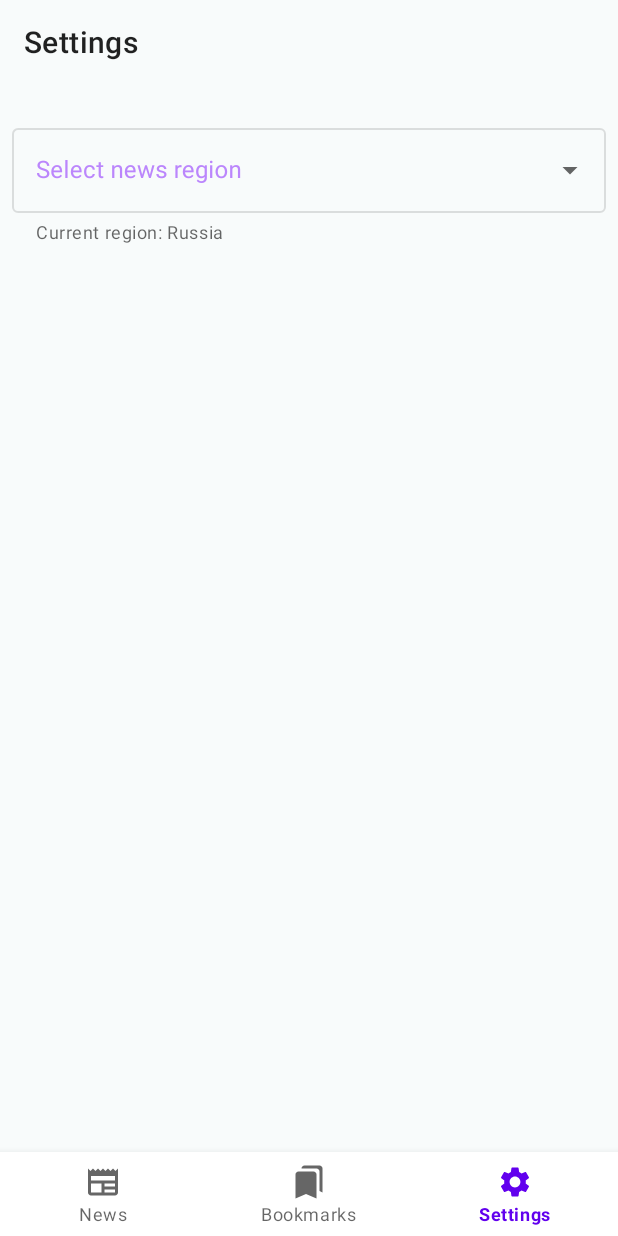
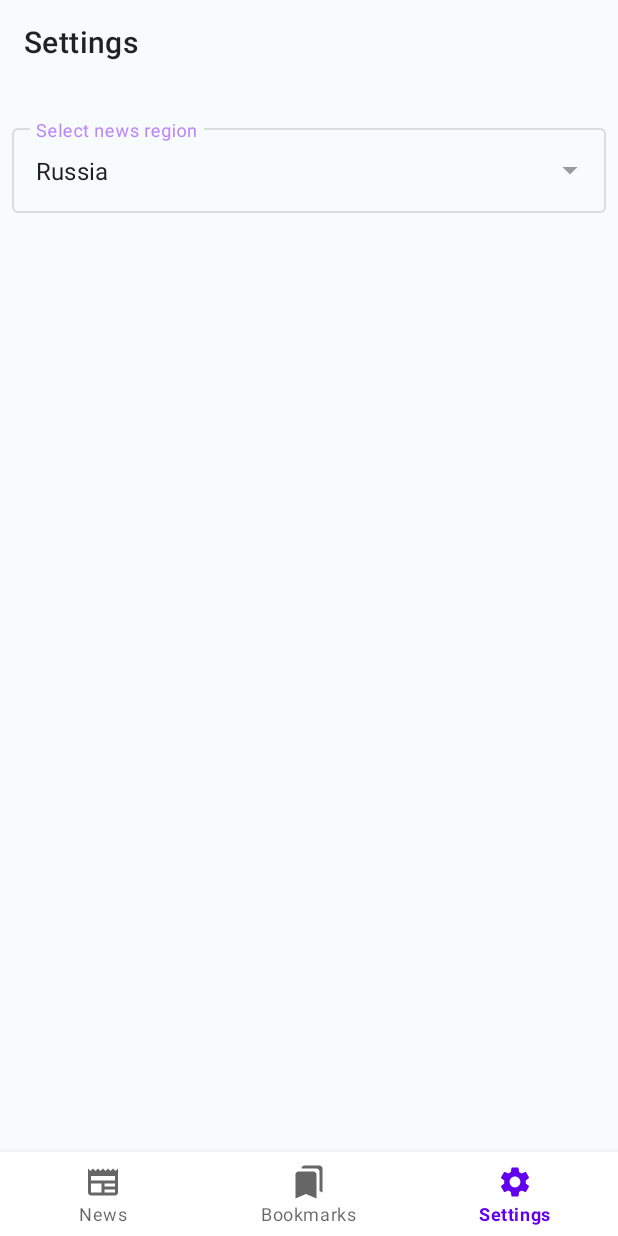
Before and after one commit to gb-android-juniors/NewsHub, an Android app: the screen it shows after launch (MainActivity), item 3 of the bottom bar chosen, on a phone screen of 412 x 824 dp. Run offline under Robolectric (Android 15) with nearby library versions, the phone set to English and light mode, and no system bars; our stand-ins replace Room's generated code; libraries missing offline, so code that uses them is left out: com.jakewharton.retrofit2; pictures from the network do not load; 12 statements that could not run were skipped.

Commit message:
рефакторинг отображения бокса с выбором страны

```diff
--- a/app/src/main/java/com/example/newsgb/settings/ui/SettingsFragment.kt
+++ b/app/src/main/java/com/example/newsgb/settings/ui/SettingsFragment.kt
@@ -4,7 +4,6 @@ import android.os.Bundle
 import android.view.View
 import android.widget.AdapterView
 import android.widget.ArrayAdapter
-import android.widget.AutoCompleteTextView
 import com.example.newsgb.App
 import com.example.newsgb.R
 import com.example.newsgb._core.ui.BaseFragment
@@ -20,27 +19,28 @@ class SettingsFragment : BaseFragment<SettingsFragmentBinding>() {
     }
 
     private fun initView() = with(binding) {
+        selectCountryText.setText(getSelectedCountryName())
+        setCountryListListener()
+    }
+
+
+    private fun setCountryListListener() = with(binding) {
         val adapter =
-            ArrayAdapter(requireContext(), R.layout.country_list_item, getCountriesNames())
-        (selectCountryLayout.editText as? AutoCompleteTextView)?.setAdapter(adapter)
-
-        selectCountryLayout.hint = getString(R.string.select_news_region)
-        selectCountryLayout.helperText = "${getString(R.string.selected_news_region)} ${getCountryName()}"
+            ArrayAdapter(requireContext(), R.layout.country_list_item, getCountryNamesList())
+        selectCountryText.setAdapter(adapter)
         selectCountryText.onItemClickListener =
             AdapterView.OnItemClickListener { _, _, position, _ ->
                 PrivateSharedPreferences(requireContext()).save(position)
                 App.countryCode = Countries.values()[position].countryCode
-                selectCountryLayout.hint = getString(R.string.selected_news_region)
-                selectCountryLayout.helperText = ""
             }
     }
 
-    private fun getCountryName(): String {
+    private fun getSelectedCountryName(): String {
         val position = PrivateSharedPreferences(requireContext()).read()
         return getString(Countries.values()[position].nameResId)
     }
 
-    private fun getCountriesNames(): List<String> = Countries.values().map { country ->
+    private fun getCountryNamesList(): List<String> = Countries.values().map { country ->
         getString(country.nameResId)
     }
 
```
